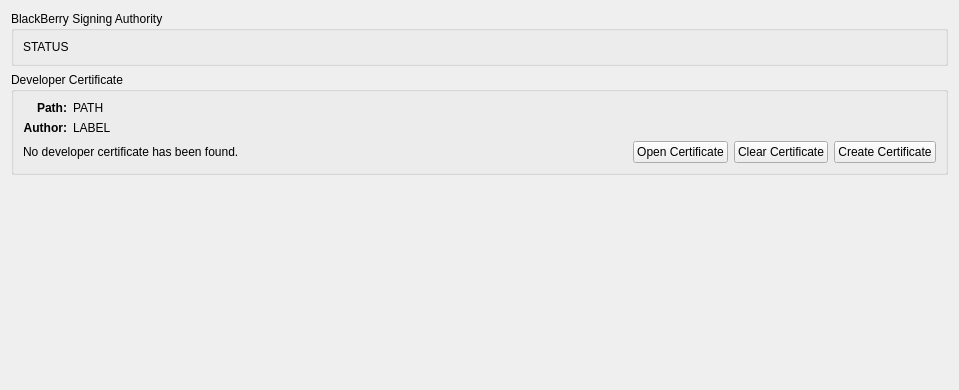
Old version of the form src/plugins/qnx/blackberrykeyswidget.ui in the repository qt-creator/qt-creator.
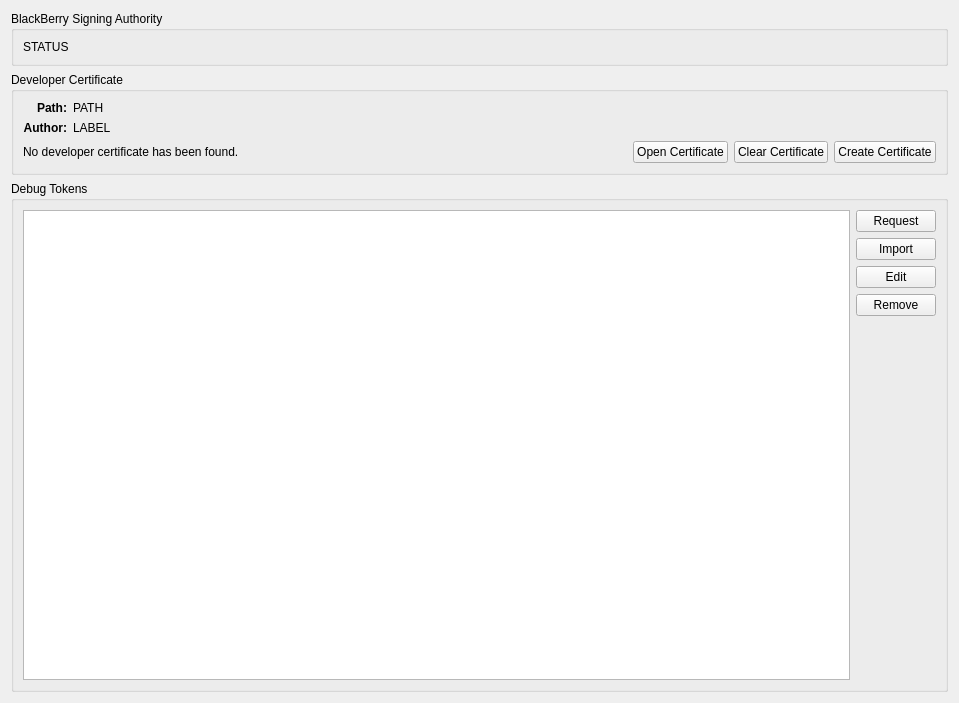
New version of the form.

Commit message:
Qnx: Manage user debug token list
N.B: This patch implements the basic actions to manage user
debug tokens, and doesn't provide yet all actions and advanced
features available in Momentics IDE regarding the debug token support.

The edit to the form file:
```diff
--- a/src/plugins/qnx/blackberrykeyswidget.ui
+++ b/src/plugins/qnx/blackberrykeyswidget.ui
@@ -7,7 +7,7 @@
     <x>0</x>
     <y>0</y>
     <width>959</width>
-    <height>390</height>
+    <height>703</height>
    </rect>
   </property>
   <property name="windowTitle">
@@ -180,6 +180,54 @@
     </widget>
    </item>
    <item>
+    <widget class="QGroupBox" name="groupBox_3">
+     <property name="title">
+      <string>Debug Tokens</string>
+     </property>
+     <layout class="QHBoxLayout" name="horizontalLayout_4">
+      <item>
+       <layout class="QHBoxLayout" name="horizontalLayout_3">
+        <item>
+         <widget class="QTreeView" name="debugTokens">
+          <property name="editTriggers">
+           <set>QAbstractItemView::NoEditTriggers</set>
+          </property>
+          <property name="selectionMode">
+           <enum>QAbstractItemView::ExtendedSelection</enum>
+          </property>
+         </widget>
+        </item>
+        <item>
+         <layout class="QVBoxLayout" name="verticalLayout_3">
+          <item>
+           <widget class="QPushButton" name="requestDbTkButton">
+            <property name="text">
+             <string>Request</string>
+            </property>
+           </widget>
+          </item>
+          <item>
+           <widget class="QPushButton" name="importDbTkButton">
+            <property name="text">
+             <string>Import</string>
+            </property>
+           </widget>
+          </item>
+          <item>
+           <widget class="QPushButton" name="editDbTkButton">
+            <property name="text">
+             <string>Edit</string>
+            </property>
+           </widget>
+          </item>
+          <item>
+           <widget class="QPushButton" name="removeDbTkButton">
+            <property name="text">
+             <string>Remove</string>
+            </property>
+           </widget>
+          </item>
+          <item>
     <spacer name="verticalSpacer">
      <property name="orientation">
       <enum>Qt::Vertical</enum>
@@ -187,10 +235,17 @@
      <property name="sizeHint" stdset="0">
       <size>
        <width>20</width>
-       <height>207</height>
+              <height>40</height>
       </size>
      </property>
     </spacer>
+          </item>
+         </layout>
+        </item>
+       </layout>
+      </item>
+     </layout>
+    </widget>
    </item>
   </layout>
  </widget>
```
Lines whose indentation alone changed are shown as unchanged. The commit also changes 18 other files.
